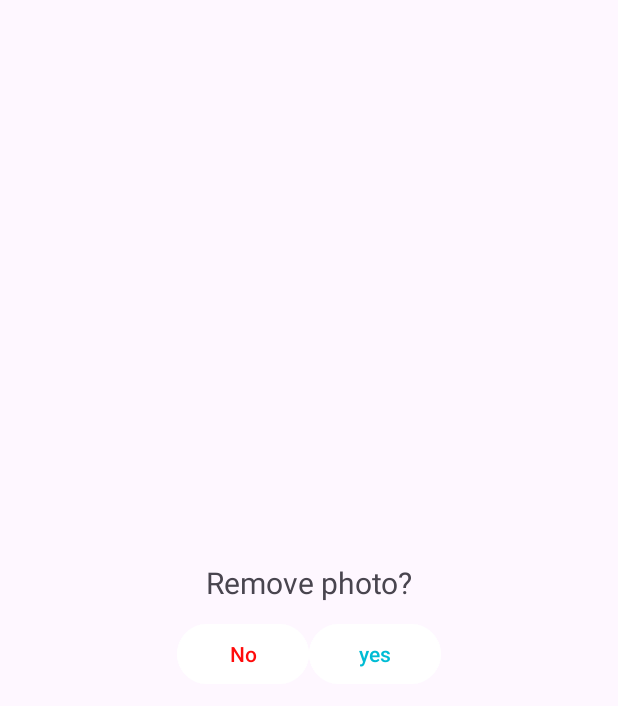
After one commit to cbg7144/Gardener, an Android app: the layout remove_photo.xml on its own in the app's theme, with its tools: preview values and no code run, on a phone screen of 412 x 824 dp. The commit adds this screen. Shown: the top 706 px of the screen. Run offline under Robolectric (Android 15) with nearby library versions, the light colour scheme and no system bars.

Commit message:
tap2구현

```diff
--- a/app/src/main/AndroidManifest.xml
+++ b/app/src/main/AndroidManifest.xml
@@ -8,9 +8,9 @@
 
     <uses-permission android:name="android.permission.READ_CONTACTS" />
     <!-- Camera -->
-    <uses-permission android:name="android.permission.CAMERA" />
-    <uses-permission android:name="android.permission.READ_EXTERNAL_STORAGE" />
-    <uses-permission android:name="android.permission.WRITE_EXTERNAL_STORAGE" />
+<!--    <uses-permission android:name="android.permission.CAMERA" />-->
+<!--    <uses-permission android:name="android.permission.READ_EXTERNAL_STORAGE" />-->
+<!--    <uses-permission android:name="android.permission.WRITE_EXTERNAL_STORAGE" />-->
     <!-- Optional: Use-feature for camera, not required but recommended for better app filtering on Google Play -->
     <!--uses-feature android:name="android.hardware.camera.autofocus" android:required="false" /-->
 
--- /dev/null
+++ b/app/src/main/res/layout/remove_photo.xml
@@ -0,0 +1,51 @@
+<?xml version="1.0" encoding="utf-8"?>
+<androidx.constraintlayout.widget.ConstraintLayout xmlns:android="http://schemas.android.com/apk/res/android"
+    xmlns:app="http://schemas.android.com/apk/res-auto"
+    xmlns:tools="http://schemas.android.com/tools"
+    android:layout_width="match_parent"
+    android:layout_height="match_parent">
+
+    <LinearLayout
+        android:layout_width="wrap_content"
+        android:layout_height="wrap_content"
+        android:orientation="vertical"
+        app:layout_constraintBottom_toBottomOf="parent"
+        app:layout_constraintEnd_toEndOf="parent"
+        app:layout_constraintStart_toStartOf="parent"
+        app:layout_constraintTop_toTopOf="parent"
+        android:backgroundTint="@color/white">
+
+        <TextView
+            android:id="@+id/textView2"
+            android:layout_width="match_parent"
+            android:layout_height="wrap_content"
+            android:textSize="20sp"
+            android:text="Remove photo?"
+            android:textAlignment="center"
+            android:padding="10dp"/>
+
+        <LinearLayout
+            android:layout_width="match_parent"
+            android:layout_height="match_parent"
+            android:orientation="horizontal">
+
+            <Button
+                android:id="@+id/no_button"
+                android:layout_width="wrap_content"
+                android:layout_height="wrap_content"
+                android:layout_weight="1"
+                android:text="No"
+                android:textColor="#ff0b0b"
+                android:backgroundTint="@color/white"/>
+
+            <Button
+                android:id="@+id/yes_button"
+                android:layout_width="wrap_content"
+                android:layout_height="wrap_content"
+                android:layout_weight="1"
+                android:text="yes"
+                android:textColor="#00BCD4"
+                android:backgroundTint="@color/white"/>
+        </LinearLayout>
+    </LinearLayout>
+</androidx.constraintlayout.widget.ConstraintLayout>
```
Also changed, not shown: app/src/main/java/com/example/myapplication/Gallery.java (added, +46 -0 lines), app/src/main/java/com/example/myapplication/GridAdapter.java (+84 -19 lines), app/src/main/java/com/example/myapplication/RecyclerPhoto.java (added, +55 -0 lines), app/src/main/java/com/example/myapplication/TwoFragment.java (+29 -18 lines), app/src/main/res/layout/gallery_grid_item.xml (+10 -10 lines), app/src/main/res/layout/recycler_photo.xml (added, +11 -0 lines).
